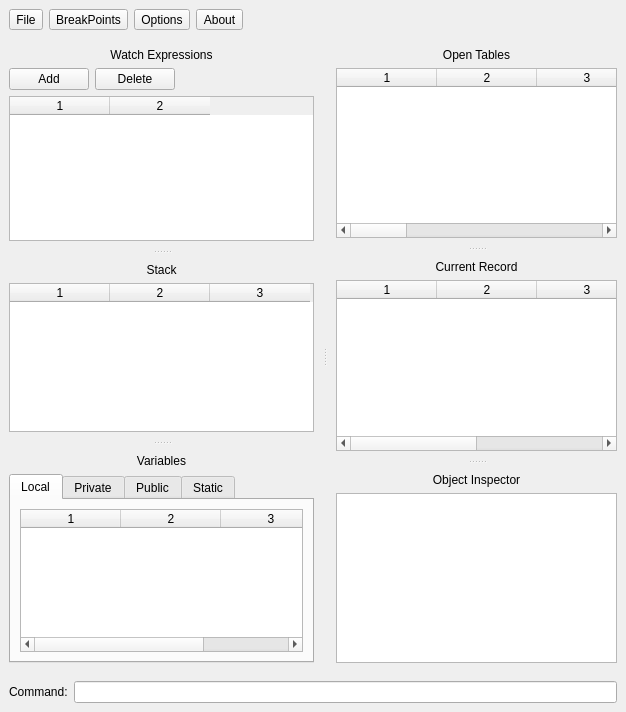
Before: the Qt Designer form branches/branch1/hbide/debugger.ui in tnsr1/hbidewithdebugger, drawn with Qt 5.
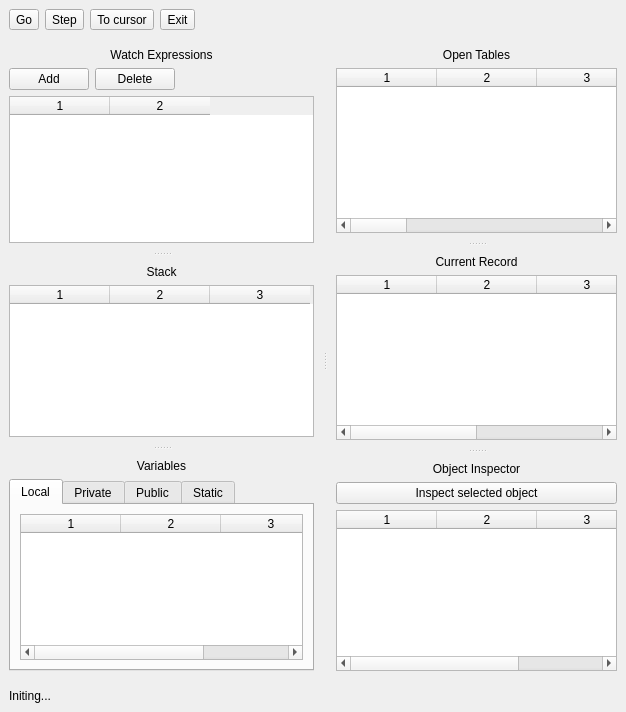
After: the same form once the commit is applied.

What changed in the file:
```diff
--- a/branches/branch1/hbide/debugger.ui
+++ b/branches/branch1/hbide/debugger.ui
@@ -47,28 +47,28 @@
       <item>
        <widget class="QToolButton" name="btnFile">
         <property name="text">
-         <string>File</string>
+         <string>Go</string>
         </property>
        </widget>
       </item>
       <item>
        <widget class="QToolButton" name="btnBreakPoints">
         <property name="text">
-         <string>BreakPoints</string>
+         <string>Step</string>
         </property>
        </widget>
       </item>
       <item>
        <widget class="QToolButton" name="btnOptions">
         <property name="text">
-         <string>Options</string>
+         <string>To cursor</string>
         </property>
        </widget>
       </item>
       <item>
        <widget class="QToolButton" name="btnAbout">
         <property name="text">
-         <string>About</string>
+         <string>Exit</string>
         </property>
        </widget>
       </item>
@@ -263,6 +263,9 @@
              <layout class="QVBoxLayout" name="verticalLayout_6">
               <item>
                <widget class="QLabel" name="labelVariables">
+                <property name="enabled">
+                 <bool>true</bool>
+                </property>
                 <property name="text">
                  <string>Variables</string>
                 </property>
@@ -466,7 +469,21 @@
                </widget>
               </item>
               <item>
-               <widget class="QTableWidget" name="tableObjectInspector"/>
+               <widget class="QPushButton" name="btnInspect">
+                <property name="text">
+                 <string>Inspect selected object</string>
+                </property>
+               </widget>
+              </item>
+              <item>
+               <widget class="QTableWidget" name="tableObjectInspector">
+                <property name="columnCount">
+                 <number>3</number>
+                </property>
+                <column/>
+                <column/>
+                <column/>
+               </widget>
               </item>
              </layout>
             </widget>
@@ -495,21 +512,12 @@
      </property>
      <layout class="QHBoxLayout" name="horizontalLayout">
       <item>
-       <widget class="QLabel" name="labelCommand">
-        <property name="maximumSize">
-         <size>
-          <width>60</width>
-          <height>16777215</height>
-         </size>
-        </property>
+       <widget class="QLabel" name="labelStatus">
         <property name="text">
-         <string>Command:</string>
+         <string>Initing...</string>
         </property>
        </widget>
       </item>
-      <item>
-       <widget class="QLineEdit" name="editCommand"/>
-      </item>
      </layout>
     </widget>
    </item>
```
Left out of the diff: 8 changed lines with no effect on the pictures.
